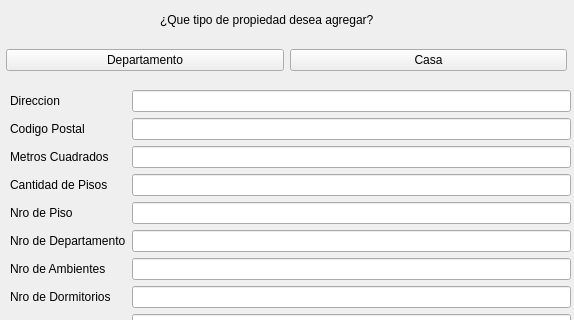
Above: Propiedades.ui from MateMar04/TP-Qt before the change; both pictures show x 0 to 574 and y 0 to 320 of the 574 by 606 pixel window. Below: the same form after it.
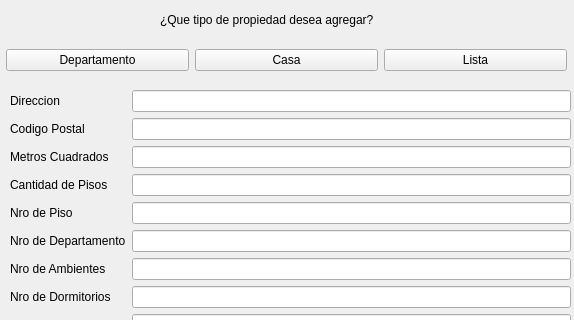
That is the form after the change.

Diff of the .ui file:
```diff
--- a/Propiedades.ui
+++ b/Propiedades.ui
@@ -38,6 +38,13 @@
        </property>
       </widget>
      </item>
+     <item>
+      <widget class="QPushButton" name="pb_lista">
+       <property name="text">
+        <string>Lista</string>
+       </property>
+      </widget>
+     </item>
     </layout>
    </widget>
    <widget class="QWidget" name="formLayoutWidget">
```
Left out of the diff: 20 changed lines with no effect on the pictures.
